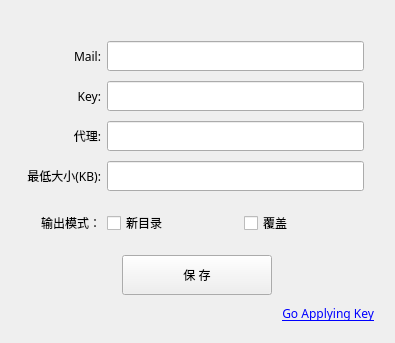
yongplus/tinypng, file tinypng/SettingWindow.ui: the form before one commit.
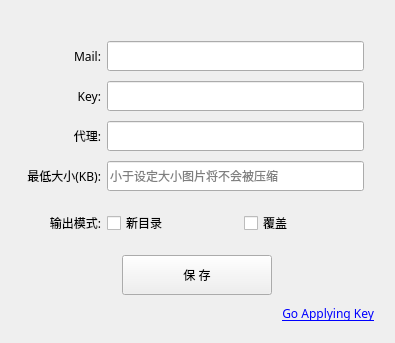
The form after the commit. Icons and pictures are not drawn.

```diff
--- a/tinypng/SettingWindow.ui
+++ b/tinypng/SettingWindow.ui
@@ -228,6 +228,12 @@
            <family>宋体</family>
           </font>
          </property>
+         <property name="inputMask">
+          <string/>
+         </property>
+         <property name="placeholderText">
+          <string>小于设定大小图片将不会被压缩</string>
+         </property>
         </widget>
        </item>
       </layout>
@@ -261,7 +267,7 @@
           </font>
          </property>
          <property name="text">
-          <string>输出模式：</string>
+          <string>输出模式:</string>
          </property>
          <property name="alignment">
           <set>Qt::AlignRight|Qt::AlignTrailing|Qt::AlignVCenter</set>
```
Left out of the diff: 6 changed lines with no effect on the pictures.
